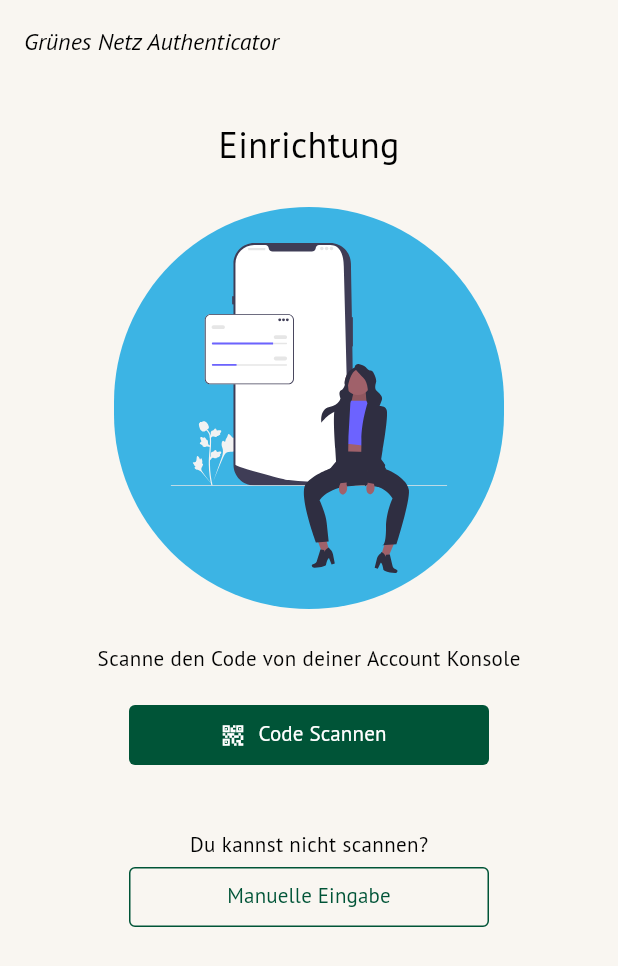
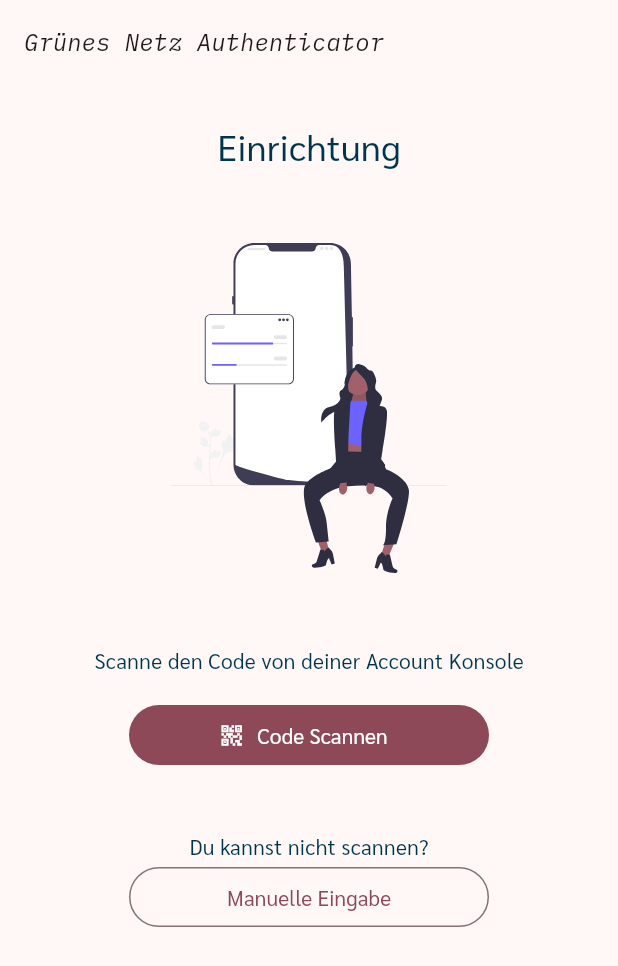
Before and after one commit to verdigado/autentigo-app, a Flutter app: the screen it shows after launch, on a phone screen of 412 x 824 dp. Shown: the top 966 px of the screen. Run offline on Flutter 3.47's test engine with Material 3 defaults, Android fonts, the phone set to English and light mode, and no system bars; our stand-ins replace date_format, dio, flutter_secure_storage, flutter_svg, get_it, go_router; missing offline and left inert: dart_jsonwebtoken, mobile_scanner, pointycastle; accounts and stored records are empty.

Commit message:
Configure fonts and colors

```diff
--- a/lib/app/app.dart
+++ b/lib/app/app.dart
@@ -15,8 +15,8 @@ class App extends StatelessWidget {
     return MaterialApp.router(
       debugShowCheckedModeBanner: false,
       title: 'Grünes Netz Authenticator',
-      theme: createLightTheme(),
-      darkTheme: createDarkTheme(),
+      theme: CustomTheme.lightTheme,
+      darkTheme: CustomTheme.darkTheme,
       themeMode: ThemeMode.system,
       routerConfig: _router,
     );
--- a/lib/app/theme/custom_colors.dart
+++ /dev/null
@@ -1,63 +0,0 @@
-import 'package:flutter/material.dart';
-
-/// Color Palette
-// https://zeroheight.com/0cb5678fa/p/17de02-farbwelt
-
-abstract final class CustomColors {
-  static const MaterialColor klee = MaterialColor(_kleePrimaryValue, <int, Color>{
-    50: Color(0xFFE5F3EB),
-    100: Color(0xFFCCE7D7),
-    200: Color(0xFFB2DCC4),
-    300: Color(0xFF99D0B0),
-    400: Color(0xFF66B888),
-    500: Color(0xFF33A161),
-    600: Color(_kleePrimaryValue),
-    700: Color(0xFF006E2E),
-    800: Color(0xFF005222),
-    900: Color(0xFF003717),
-    // 950: Color(0xFF002911),
-  });
-  static const int _kleePrimaryValue = 0xFF008939;
-
-  static const int _tannePrimaryValue = 0xFF005437;
-  static const MaterialColor tanne = MaterialColor(_tannePrimaryValue, <int, Color>{
-    50: Color(0xFFD5EEE6),
-    100: Color(0xFFBEDDD2),
-    200: Color(0xFFA6CCBF),
-    300: Color(0xFF8EBBAB),
-    400: Color(0xFF5F9885),
-    500: Color(0xFF2F765E),
-    600: Color(_tannePrimaryValue),
-    700: Color(0xFF00432C),
-    800: Color(0xFF003221),
-    900: Color(0xFF002216),
-  });
-
-  // orignal tanne hls(159, 50%, 16%)
-  static const HSLColor tanneBg = HSLColor.fromAHSL(1, 159, 0.5, .15);
-
-  static const int _sandPrimaryValue = 0xFFF5F1E9;
-  static const MaterialColor sand = MaterialColor(_sandPrimaryValue, <int, Color>{
-    400: Color(0xFFF9F6F1),
-    500: Color(0xFFF7F4ED),
-    600: Color(_sandPrimaryValue),
-    700: Color(0xFFEFE8DB),
-  });
-
-  static const int _sonnePrimaryValue = 0xFFFFF17A;
-  static const MaterialColor sonne = MaterialColor(_sonnePrimaryValue, <int, Color>{600: Color(_sonnePrimaryValue)});
-
-  static const int _himmelPrimaryValue = 0xFF0BA1DD;
-  static const MaterialColor himmel = MaterialColor(_himmelPrimaryValue, <int, Color>{
-    500: Color(0xFF3CB4E4),
-    600: Color(_himmelPrimaryValue),
-    700: Color(0xFF0981B1),
-  });
-
-  static const int _grashalmPrimaryValue = 0xFF8ABD24;
-  static const MaterialColor grashalm = MaterialColor(_grashalmPrimaryValue, <int, Color>{
-    500: Color(0xFFA1CA50),
-    600: Color(_grashalmPrimaryValue),
-    700: Color(0xFF6E971D),
-  });
-}
--- a/lib/app/theme/theme.dart
+++ b/lib/app/theme/theme.dart
@@ -1,31 +1,62 @@
-import 'package:authenticator_app/app/theme/custom_colors.dart';
 import 'package:flutter/material.dart';
 
-export './custom_colors.dart';
+const verdigadoPink = Color(0xFFE60064);
+const verdigadoRed = Color(0xFFA00057);
+const verdigadoBlack = Color(0xFF00354E);
+const verdigadoWhite = Color(0xFFFFFFFF);
 
-ThemeData createLightTheme() {
-  return ThemeData(
+class CustomTheme {
+  static final lightTheme = ThemeData(
     useMaterial3: true,
-    brightness: Brightness.light,
-    fontFamily: 'PTSans',
-    appBarTheme: AppBarTheme(backgroundColor: CustomColors.sand.shade400),
-    inputDecorationTheme: const InputDecorationTheme(
-      enabledBorder: OutlineInputBorder(borderSide: BorderSide(color: Colors.black)),
+    colorScheme: ColorScheme.fromSeed(seedColor: verdigadoPink).copyWith(secondary: verdigadoRed),
+    textTheme: TextTheme(
+      displayLarge: TextStyle(fontFamily: 'iAWriter', color: verdigadoBlack),
+      displayMedium: TextStyle(fontFamily: 'iAWriter', color: verdigadoBlack),
+      displaySmall: TextStyle(fontFamily: 'iAWriter', color: verdigadoBlack),
+
+      headlineLarge: TextStyle(fontFamily: 'iAWriter', color: verdigadoBlack),
+      headlineMedium: TextStyle(fontFamily: 'iAWriter', color: verdigadoBlack),
+      headlineSmall: TextStyle(fontFamily: 'iAWriter', color: verdigadoBlack),
+
+      titleLarge: TextStyle(fontFamily: 'iAWriter', color: verdigadoBlack),
+      titleMedium: TextStyle(fontFamily: 'iAWriter', color: verdigadoBlack),
+      titleSmall: TextStyle(fontFamily: 'iAWriter', color: verdigadoBlack),
+
+      bodyLarge: TextStyle(fontFamily: 'Sarabun', color: verdigadoBlack),
+      bodyMedium: TextStyle(fontFamily: 'Sarabun', color: verdigadoBlack),
+      bodySmall: TextStyle(fontFamily: 'Sarabun', color: verdigadoBlack),
+
+      labelLarge: TextStyle(fontFamily: 'Sarabun', color: verdigadoBlack),
+      labelMedium: TextStyle(fontFamily: 'Sarabun', color: verdigadoBlack),
+      labelSmall: TextStyle(fontFamily: 'Sarabun', color: verdigadoBlack),
     ),
-    scaffoldBackgroundColor: CustomColors.sand.shade400,
-    colorScheme: ColorScheme.fromSwatch(primarySwatch: CustomColors.tanne),
-    outlinedButtonTheme: OutlinedButtonThemeData(
-      style: OutlinedButton.styleFrom(
-        shape: RoundedRectangleBorder(borderRadius: BorderRadius.circular(4)),
-        side: const BorderSide(width: 1.0, color: CustomColors.tanne),
-      ),
-    ),
-    filledButtonTheme: FilledButtonThemeData(
-      style: ButtonStyle(shape: WidgetStatePropertyAll(RoundedRectangleBorder(borderRadius: BorderRadius.circular(4)))),
+  );
+
+  static final darkTheme = ThemeData(
+    useMaterial3: true,
+    colorScheme: ColorScheme.fromSeed(
+      seedColor: verdigadoPink,
+    ).copyWith(secondary: verdigadoRed, surface: verdigadoBlack),
+    textTheme: TextTheme(
+      displayLarge: TextStyle(fontFamily: 'iAWriter', color: verdigadoWhite),
+      displayMedium: TextStyle(fontFamily: 'iAWriter', color: verdigadoWhite),
+      displaySmall: TextStyle(fontFamily: 'iAWriter', color: verdigadoWhite),
+
+      headlineLarge: TextStyle(fontFamily: 'iAWriter', color: verdigadoWhite),
+      headlineMedium: TextStyle(fontFamily: 'iAWriter', color: verdigadoWhite),
+      headlineSmall: TextStyle(fontFamily: 'iAWriter', color: verdigadoWhite),
+
+      titleLarge: TextStyle(fontFamily: 'iAWriter', color: verdigadoWhite),
+      titleMedium: TextStyle(fontFamily: 'iAWriter', color: verdigadoWhite),
+      titleSmall: TextStyle(fontFamily: 'iAWriter', color: verdigadoWhite),
+
+      bodyLarge: TextStyle(fontFamily: 'Sarabun', color: verdigadoWhite),
+      bodyMedium: TextStyle(fontFamily: 'Sarabun', color: verdigadoWhite),
+      bodySmall: TextStyle(fontFamily: 'Sarabun', color: verdigadoWhite),
+
+      labelLarge: TextStyle(fontFamily: 'Sarabun', color: verdigadoWhite),
+      labelMedium: TextStyle(fontFamily: 'Sarabun', color: verdigadoWhite),
+      labelSmall: TextStyle(fontFamily: 'Sarabun', color: verdigadoWhite),
     ),
   );
 }
-
-ThemeData createDarkTheme() {
-  return ThemeData(useMaterial3: true, brightness: Brightness.dark);
-}
--- a/lib/features/authenticator/screens/authenticator_screen.dart
+++ b/lib/features/authenticator/screens/authenticator_screen.dart
@@ -1,5 +1,4 @@
 import 'package:authenticator_app/app/constants/image_paths.dart';
-import 'package:authenticator_app/app/theme/custom_colors.dart';
 import 'package:authenticator_app/app/utils/snackbar_utils.dart';
 import 'package:authenticator_app/features/authenticator/models/authenticator_model.dart';
 import 'package:authenticator_app/features/authenticator/models/tip_of_the_day_model.dart';
@@ -103,7 +102,6 @@ class _SetupView extends StatelessWidget {
               Container(
                 width: 260,
                 decoration: BoxDecoration(
-                  color: CustomColors.himmel.shade500..withValues(alpha: 0.5),
                   borderRadius: BorderRadius.circular(180),
                 ),
                 child: Padding(
--- a/lib/features/authenticator/widgets/tip_of_the_day.dart
+++ b/lib/features/authenticator/widgets/tip_of_the_day.dart
@@ -1,4 +1,3 @@
-import 'package:authenticator_app/app/theme/custom_colors.dart';
 import 'package:authenticator_app/features/authenticator/models/tip_of_the_day_model.dart';
 import 'package:flutter/material.dart';
 import 'package:flutter_svg/flutter_svg.dart';
@@ -22,7 +21,7 @@ class TipOfTheDay extends StatelessWidget {
       child: Stack(
         children: [
           Container(
-            decoration: BoxDecoration(color: CustomColors.tanne.shade300, borderRadius: BorderRadius.circular(18)),
+            decoration: BoxDecoration(borderRadius: BorderRadius.circular(18)),
             child: Padding(
               padding: const EdgeInsets.all(24),
               child: Column(
```
Also changed, not shown: pubspec.yaml (+19 -8 lines), assets/fonts/GrueneType/GrueneType-BlackCondensedItalic.otf (deleted), assets/fonts/PTSans/PTS55F.ttf (deleted), assets/fonts/PTSans/PTS56F.ttf (deleted), assets/fonts/PTSans/PTS75F.ttf (deleted), assets/fonts/PTSans/PTS76F.ttf (deleted), assets/fonts/Sarabun/Sarabun-Bold.ttf (added), assets/fonts/Sarabun/Sarabun-BoldItalic.ttf (added), assets/fonts/Sarabun/Sarabun-Italic.ttf (added), assets/fonts/Sarabun/Sarabun-Regular.ttf (added), assets/fonts/iAWriterDuospace/iAWriterDuoS-Bold.ttf (added), assets/fonts/iAWriterDuospace/iAWriterDuoS-BoldItalic.ttf (added), assets/fonts/iAWriterDuospace/iAWriterDuoS-Italic.ttf (added), assets/fonts/iAWriterDuospace/iAWriterDuoS-Regular.ttf (added).
